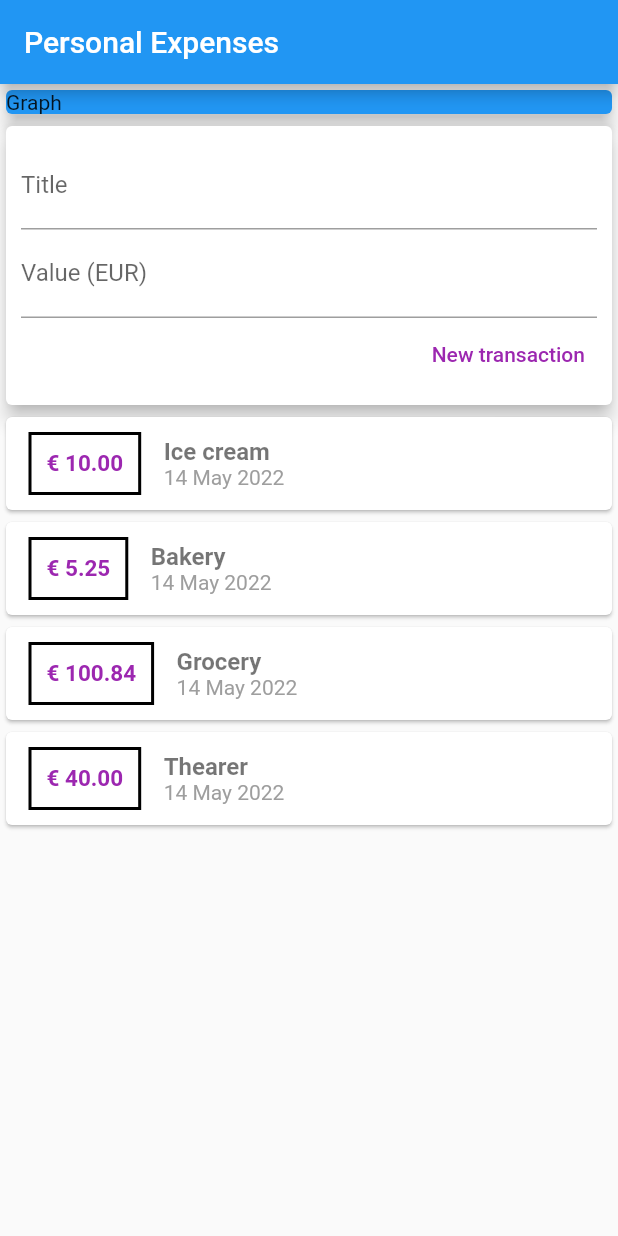
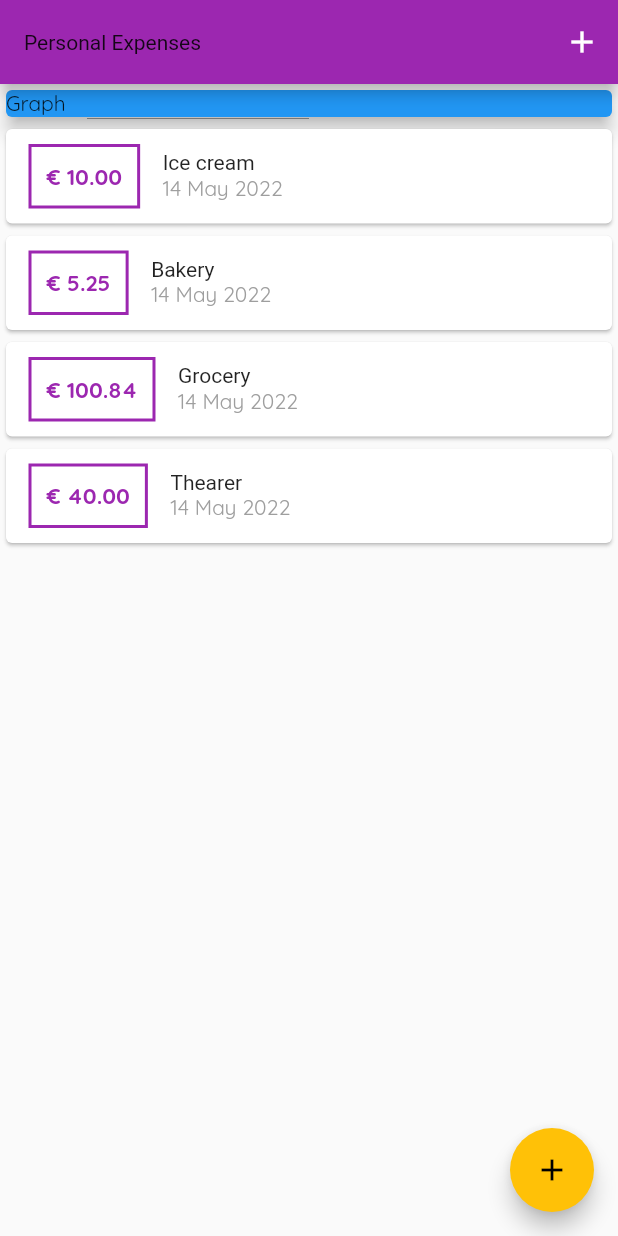
Before and after one commit to edvaldoperreira/personal_expanses, a Flutter app: the screen it shows after launch, on a phone screen of 412 x 824 dp. Run offline on Flutter 3.47's test engine with Material 2 defaults, Android fonts, the phone set to English and light mode, and no system bars.

Commit message:
Adding theme and handling with style and fonts as well

```diff
--- a/lib/components/transaction_form.dart
+++ b/lib/components/transaction_form.dart
@@ -1,13 +1,18 @@
 import 'package:flutter/material.dart';
 
-class TransactionForm extends StatelessWidget {
+class TransactionForm extends StatefulWidget {
+  final void Function(String title, double value) onSubmit;
+
+  TransactionForm(this.onSubmit);
+
+  @override
+  State<TransactionForm> createState() => _TransactionFormState();
+}
+
+class _TransactionFormState extends State<TransactionForm> {
   final _currencyName = 'EUR';
   final titleController = TextEditingController();
   final valueController = TextEditingController();
-
-  final void Function(String title, double value) onSubmit;
-
-  TransactionForm(this.onSubmit);
 
   _submitForm() {
     final title = titleController.text;
@@ -15,7 +20,7 @@ class TransactionForm extends StatelessWidget {
 
     if (title.isEmpty || value <= 0) return;
 
-    onSubmit(title, value);
+    widget.onSubmit(title, value);
   }
 
   @override
--- a/lib/components/transaction_list.dart
+++ b/lib/components/transaction_list.dart
@@ -11,7 +11,7 @@ class TransactionList extends StatelessWidget {
   @override
   Widget build(BuildContext context) {
     return SizedBox(
-      height: 280,
+      height: 500,
       child: ListView.builder(
         itemCount: transactions.length,
         itemBuilder: (ctx, index) {
@@ -26,26 +26,24 @@ class TransactionList extends StatelessWidget {
                   ),
                   decoration: BoxDecoration(
                       border: Border.all(
-                    color: Colors.black,
+                    color: Theme.of(context).primaryColor,
                     width: 2,
                   )),
                   padding: const EdgeInsets.all(10),
                   child: Text(
                     '$_currencySymbol ${item.value.toStringAsFixed(2)}',
-                    style: const TextStyle(
-                        fontWeight: FontWeight.bold,
-                        fontSize: 15,
-                        color: Colors.purple),
+                    style: TextStyle(
+                      fontWeight: FontWeight.bold,
+                      fontSize: 15,
+                      color: Theme.of(context).primaryColor,
+                    ),
                   ),
                 ),
                 Column(
                   crossAxisAlignment: CrossAxisAlignment.start,
                   children: [
                     Text(item.title,
-                        style: const TextStyle(
-                            fontSize: 16,
-                            color: Colors.black54,
-                            fontWeight: FontWeight.bold)),
+                        style: ThemeData.light().textTheme.titleMedium),
                     Text(
                       DateFormat('d MMM y').format(item.date),
                       style: const TextStyle(
--- a/lib/components/transaction_user.dart
+++ /dev/null
@@ -1,44 +0,0 @@
-import 'dart:math';
-
-import 'package:flutter/material.dart';
-
-import '../models/transaction.dart';
-import 'transaction_form.dart';
-import 'transaction_list.dart';
-
-class TransactionUser extends StatefulWidget {
-  @override
-  State<TransactionUser> createState() => _TransactionUserState();
-}
-
-class _TransactionUserState extends State<TransactionUser> {
-  final _transaction = [
-    Transaction('1', 'Ice cream', 10.0, DateTime.now()),
-    Transaction('2', 'Bakery', 5.25, DateTime.now()),
-    Transaction('3', 'Grocery', 100.84, DateTime.now()),
-    Transaction('4', 'Thearer', 40.0, DateTime.now()),
-  ];
-
-  _addTransaction(String title, double value) {
-    final newTransaction = Transaction(
-      Random().nextDouble().toString(),
-      title,
-      value,
-      DateTime.now(),
-    );
-
-    setState(() {
-      _transaction.add(newTransaction);
-    });
-  }
-
-  @override
-  Widget build(BuildContext context) {
-    return Column(
-      children: [
-        TransactionForm(_addTransaction),
-        TransactionList(_transaction),
-      ],
-    );
-  }
-}
--- a/lib/main.dart
+++ b/lib/main.dart
@@ -1,5 +1,10 @@
+import 'dart:math';
+
 import 'package:flutter/material.dart';
-import 'package:personal_expenses/components/transaction_user.dart';
+import 'package:personal_expenses/components/transaction_form.dart';
+
+import 'components/transaction_list.dart';
+import 'models/transaction.dart';
 
 main() => runApp(const PersonalExpensesApp());
 
@@ -10,16 +15,72 @@ class PersonalExpensesApp extends StatelessWidget {
   Widget build(BuildContext context) {
     return MaterialApp(
       home: MyHomePage(),
+      theme: ThemeData(
+        primarySwatch: Colors.purple,
+        accentColor: Colors.amber,
+        fontFamily: 'Quicksand',
+        appBarTheme: AppBarTheme(
+            textTheme: ThemeData.light().textTheme.copyWith(
+                    titleMedium: TextStyle(
+                  fontFamily: 'OpenSans',
+                  fontSize: 20,
+                  fontWeight: FontWeight.bold,
+                ))),
+      ),
     );
   }
 }
 
-class MyHomePage extends StatelessWidget {
+class MyHomePage extends StatefulWidget {
+  @override
+  State<MyHomePage> createState() => _MyHomePageState();
+}
+
+class _MyHomePageState extends State<MyHomePage> {
+  final _transaction = [
+    Transaction('1', 'Ice cream', 10.0, DateTime.now()),
+    Transaction('2', 'Bakery', 5.25, DateTime.now()),
+    Transaction('3', 'Grocery', 100.84, DateTime.now()),
+    Transaction('4', 'Thearer', 40.0, DateTime.now()),
+  ];
+
+  _addTransaction(String title, double value) {
+    final newTransaction = Transaction(
+      Random().nextDouble().toString(),
+      title,
+      value,
+      DateTime.now(),
+    );
+
+    setState(() {
+      _transaction.add(newTransaction);
+    });
+
+    //Close modal
+    Navigator.of(context).pop();
+  }
+
+  _openTransactionFormModal(BuildContext context) {
+    //Open modal
+    showModalBottomSheet(
+      context: context,
+      builder: (ctx) {
+        return TransactionForm(_addTransaction);
+      },
+    );
+  }
+
   @override
   Widget build(BuildContext context) {
     return Scaffold(
       appBar: AppBar(
         title: const Text('Personal Expenses'),
+        actions: [
+          IconButton(
+            onPressed: () => _openTransactionFormModal(context),
+            icon: const Icon(Icons.add),
+          ),
+        ],
       ),
       body: SingleChildScrollView(
         child: Column(
@@ -30,9 +91,17 @@ class MyHomePage extends StatelessWidget {
               child: Text('Graph'),
               elevation: 5,
             ),
-            TransactionUser(),
+            Column(
+              children: [
+                TransactionList(_transaction),
+              ],
+            )
           ],
         ),
+      ),
+      floatingActionButton: FloatingActionButton(
+        child: const Icon(Icons.add),
+        onPressed: () => _openTransactionFormModal(context),
       ),
     );
   }
```
Also changed, not shown: pubspec.yaml (+13 -5 lines), assets/fonts/OpenSans-Bold.ttf (added), assets/fonts/OpenSans-Regular.ttf (added), assets/fonts/Quicksand-Bold.ttf (added), assets/fonts/Quicksand-Light.ttf (added), assets/fonts/Quicksand-Medium.ttf (added), assets/fonts/Quicksand-Regular.ttf (added).
